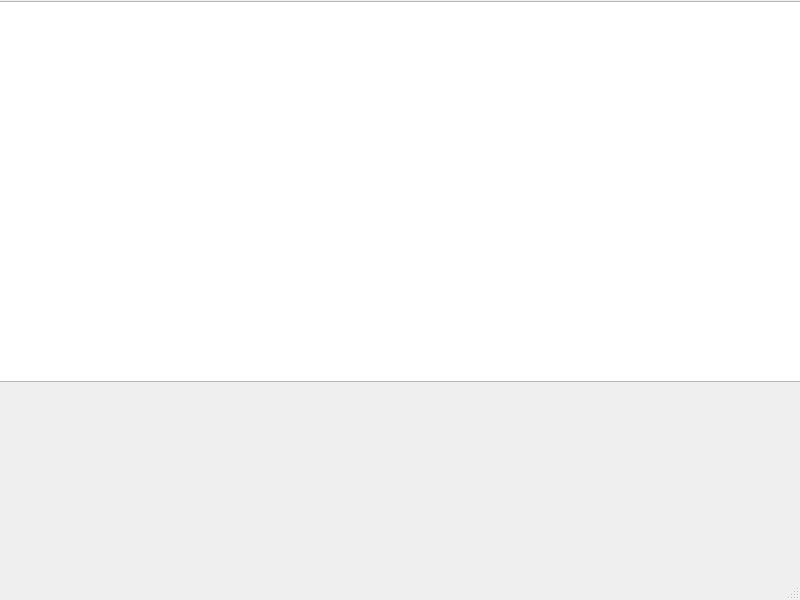
Old version of the form main.ui in the repository lastlem/coffee.
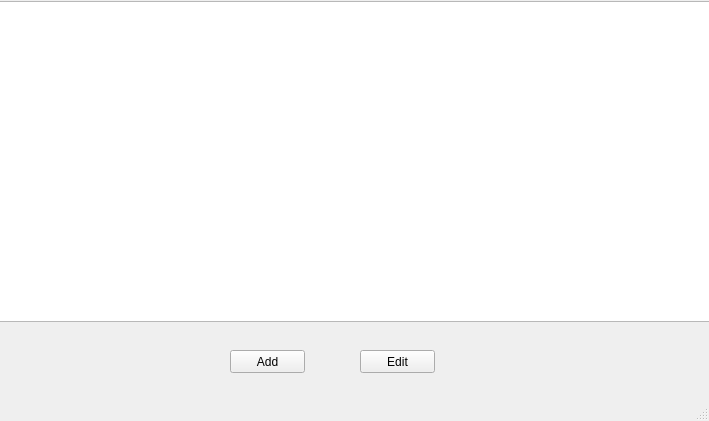
New version of the form.

Commit message: You can now add and edit values in the bd

What changed in the file:
```diff
--- a/main.ui
+++ b/main.ui
@@ -6,8 +6,8 @@
    <rect>
     <x>0</x>
     <y>0</y>
-    <width>800</width>
-    <height>600</height>
+    <width>709</width>
+    <height>421</height>
    </rect>
   </property>
   <property name="windowTitle">
@@ -19,11 +19,37 @@
      <rect>
       <x>-5</x>
       <y>1</y>
-      <width>811</width>
-      <height>381</height>
+      <width>731</width>
+      <height>321</height>
      </rect>
     </property>
    </widget>
+   <widget class="QPushButton" name="addButton">
+    <property name="geometry">
+     <rect>
+      <x>230</x>
+      <y>350</y>
+      <width>75</width>
+      <height>23</height>
+     </rect>
+    </property>
+    <property name="text">
+     <string>Add</string>
+    </property>
+   </widget>
+   <widget class="QPushButton" name="editButton">
+    <property name="geometry">
+     <rect>
+      <x>360</x>
+      <y>350</y>
+      <width>75</width>
+      <height>23</height>
+     </rect>
+    </property>
+    <property name="text">
+     <string>Edit</string>
+    </property>
+   </widget>
   </widget>
   <widget class="QMenuBar" name="menubar">
    <property name="geometry">
```
Left out of the diff: 4 changed lines with no effect on the pictures. The commit also changes 3 other files.
